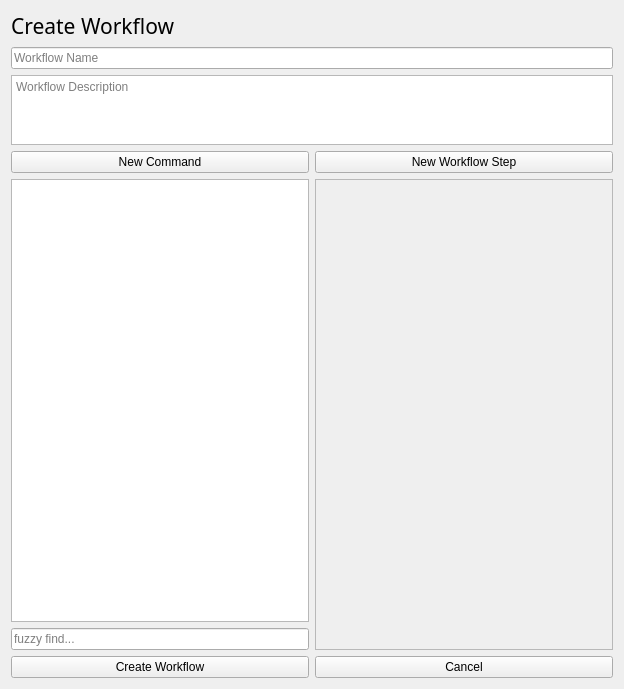
This is ipd/ppp/plugin/ppppp/gui_workflows.ui in baker-laboratory/ipd as Qt 5 draws it before an edit. The edited form follows.
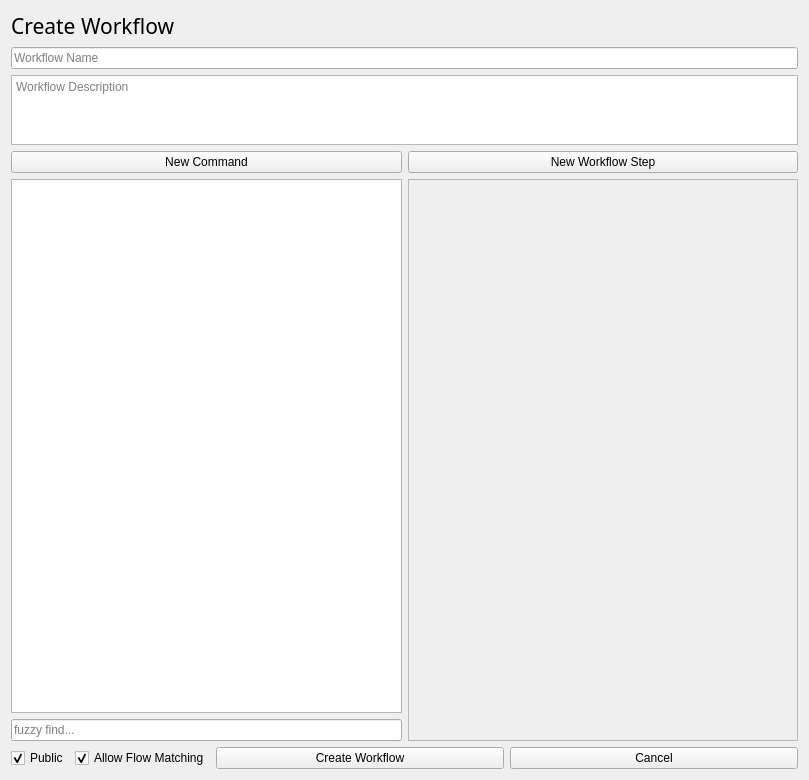
This is the edited form.

Commit message: WIP ppp workflow gui mostly done

```diff
--- a/ipd/ppp/plugin/ppppp/gui_workflows.ui
+++ b/ipd/ppp/plugin/ppppp/gui_workflows.ui
@@ -6,8 +6,8 @@
    <rect>
     <x>0</x>
     <y>0</y>
-    <width>624</width>
-    <height>689</height>
+    <width>809</width>
+    <height>780</height>
    </rect>
   </property>
   <property name="windowTitle">
@@ -100,8 +100,8 @@
              <rect>
               <x>0</x>
               <y>0</y>
-              <width>294</width>
-              <height>457</height>
+              <width>386</width>
+              <height>548</height>
              </rect>
             </property>
            </widget>
@@ -112,7 +112,27 @@
       </layout>
      </item>
      <item>
-      <layout class="QHBoxLayout" name="horizontalLayout_3">
+      <layout class="QHBoxLayout" name="horizontalLayout_3" stretch="0,0,1,1">
+       <item>
+        <widget class="QCheckBox" name="checkBox_2">
+         <property name="text">
+          <string>Public</string>
+         </property>
+         <property name="checked">
+          <bool>true</bool>
+         </property>
+        </widget>
+       </item>
+       <item>
+        <widget class="QCheckBox" name="checkBox">
+         <property name="text">
+          <string>Allow Flow Matching</string>
+         </property>
+         <property name="checked">
+          <bool>true</bool>
+         </property>
+        </widget>
+       </item>
        <item>
         <widget class="QPushButton" name="button_create">
          <property name="text">
```
Left out of the diff: 7 changed lines with no effect on the pictures. The commit also changes 16 other files.
